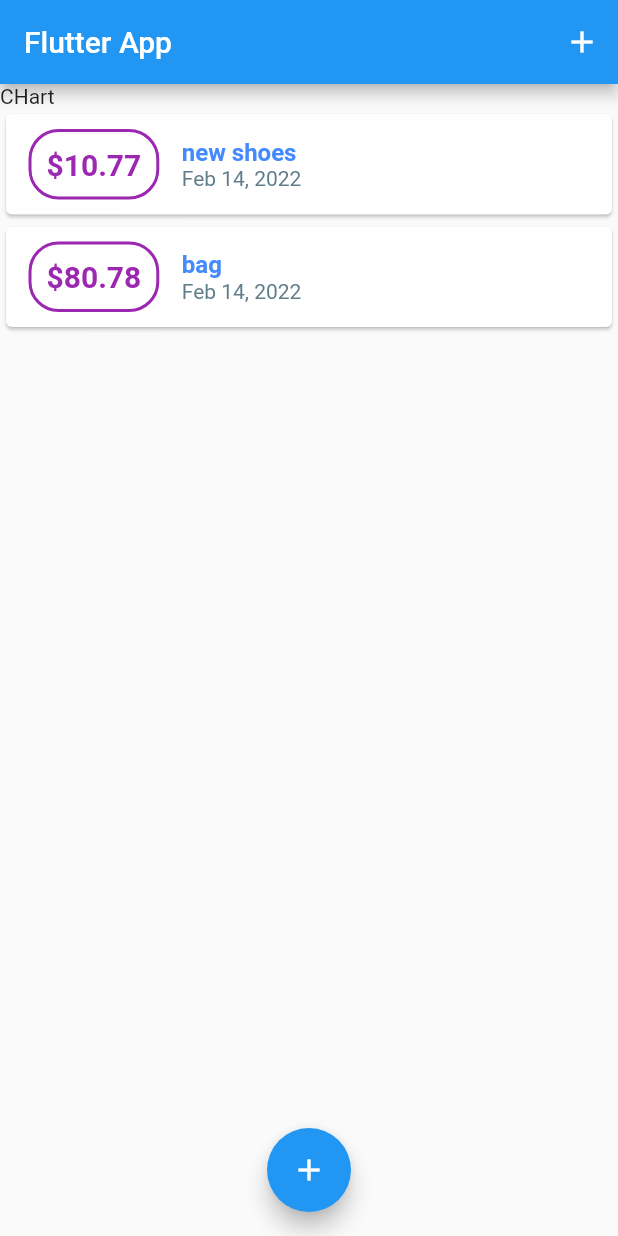
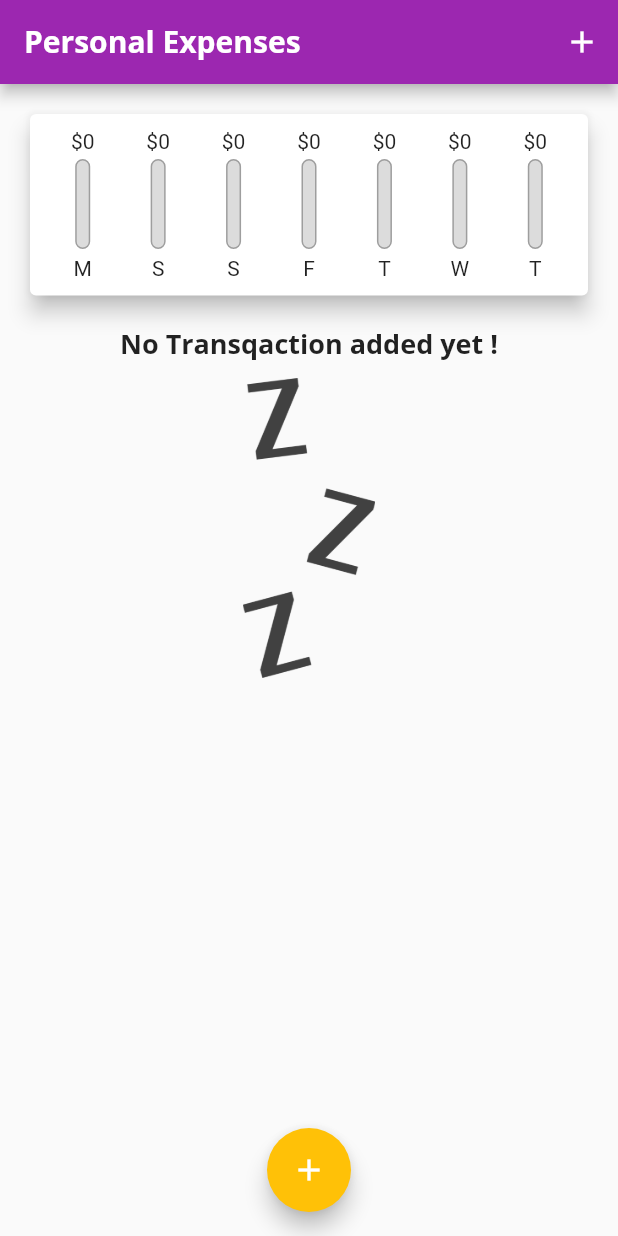
Before and after one commit to gauravkalge/expense-planner, a Flutter app: the screen it shows after launch, on a phone screen of 412 x 824 dp. Run offline on Flutter 3.47's test engine with Material 2 defaults, Android fonts, the phone set to English and light mode, and no system bars.

Commit message:
chart update

```diff
--- a/lib/main.dart
+++ b/lib/main.dart
@@ -1,7 +1,9 @@
+import 'package:flutter/material.dart';
+
 import '/widgets/new_transaction.dart';
 import '/widgets/transaction_list.dart';
-import 'package:flutter/material.dart';
 import 'models/transaction.dart';
+import 'widgets/chart.dart';
 
 void main() => runApp(const MyApp());
 
@@ -10,9 +12,38 @@ class MyApp extends StatelessWidget {
 
   @override
   Widget build(BuildContext context) {
-    return const MaterialApp(
-      title: 'Flutter App',
-      home: MyHomePage(),
+    return MaterialApp(
+      title: 'Personal Expenses',
+      theme: ThemeData(
+        primarySwatch: Colors.purple,
+        colorScheme: const ColorScheme(
+          primary: Colors.purple,
+          onPrimary: Colors.white,
+          primaryVariant: Colors.purpleAccent,
+          background: Colors.amber,
+          onBackground: Colors.amber,
+          secondary: Colors.amber,
+          onSecondary: Colors.white,
+          secondaryVariant: Colors.amberAccent,
+          error: Colors.black,
+          onError: Colors.white,
+          surface: Colors.white,
+          onSurface: Colors.black,
+          brightness: Brightness.light,
+        ),
+        fontFamily: 'Quicksand',
+        textTheme: ThemeData.light().textTheme.copyWith(
+            headline6: const TextStyle(
+                fontFamily: 'OpenSans',
+                fontSize: 18,
+                fontWeight: FontWeight.bold)),
+        appBarTheme: const AppBarTheme(
+            titleTextStyle: TextStyle(
+                fontFamily: 'OpenSans',
+                fontSize: 20,
+                fontWeight: FontWeight.bold)),
+      ),
+      home: const MyHomePage(),
       debugShowCheckedModeBanner: false,
     );
   }
@@ -30,19 +61,29 @@ class _MyHomePageState extends State<MyHomePage> {
   final TextEditingController amountController = TextEditingController();
 
   final List<Transaction> _userTransaction = [
-    Transaction(
-      id: 't1',
-      title: 'new shoes',
-      amount: 10.77,
-      date: DateTime.now(),
-    ),
-    Transaction(
-      id: 't2',
-      title: 'bag',
-      amount: 80.78,
-      date: DateTime.now(),
-    )
+    // Transaction(
+    //   id: 't1',
+    //   title: 'new shoes',
+    //   amount: 10.77,
+    //   date: DateTime.now(),
+    // ),
+    // Transaction(
+    //   id: 't2',
+    //   title: 'bag',
+    //   amount: 80.78,
+    //   date: DateTime.now(),
+    // )
   ];
+
+  List<Transaction> get _recentTransactions {
+    return _userTransaction.where((tx) {
+      return tx.date.isAfter(
+        DateTime.now().subtract(
+          const Duration(days: 7),
+        ),
+      );
+    }).toList();
+  }
 
   void _addNewTransaction(String txTitle, double txAmount) {
     final newTx = Transaction(
@@ -73,7 +114,9 @@ class _MyHomePageState extends State<MyHomePage> {
   Widget build(BuildContext context) {
     return Scaffold(
       appBar: AppBar(
-        title: const Text('Flutter App'),
+        title: const Text(
+          'Personal Expenses',
+        ),
         actions: [
           IconButton(
             icon: const Icon(Icons.add_outlined),
@@ -86,10 +129,7 @@ class _MyHomePageState extends State<MyHomePage> {
           crossAxisAlignment: CrossAxisAlignment.stretch,
           children: <Widget>[
             // ignore: sized_box_for_whitespace
-            Container(
-              width: double.infinity,
-              child: const Text('CHart'),
-            ),
+            Chart(_recentTransactions),
             TransactionList(_userTransaction),
           ],
         ),
--- /dev/null
+++ b/lib/widgets/chart.dart
@@ -0,0 +1,62 @@
+import '../models/transaction.dart';
+import './chart_bar.dart';
+import 'package:flutter/material.dart';
+import 'package:intl/intl.dart';
+
+class Chart extends StatelessWidget {
+  final List<Transaction> recentTransactions;
+  Chart(this.recentTransactions);
+  List<Map<String, dynamic>> get groupedTransactionValues {
+    return List.generate(7, (index) {
+      final weekDay = DateTime.now().subtract(Duration(days: index));
+      var totalSum = 0.0;
+
+      for (var i = 0; i < recentTransactions.length; i++) {
+        if (recentTransactions[i].date.day == weekDay.day &&
+            recentTransactions[i].date.month == weekDay.month &&
+            recentTransactions[i].date.year == weekDay.year) {
+          totalSum += recentTransactions[i].amount;
+        }
+      }
+      print(DateFormat.E().format(weekDay));
+      print(totalSum);
+
+      return {
+        'day': DateFormat.E().format(weekDay).substring(0, 1),
+        'amount': totalSum,
+      };
+    });
+  }
+
+  double get totalSpending {
+    return groupedTransactionValues.fold(0.0, (sum, item) {
+      return sum + item['amount'];
+    });
+  }
+
+  @override
+  Widget build(BuildContext context) {
+    return Card(
+      elevation: 6,
+      margin: const EdgeInsets.all(20),
+      child: Padding(
+        padding: const EdgeInsets.all(10),
+        child: Row(
+          mainAxisAlignment: MainAxisAlignment.spaceAround,
+          children: groupedTransactionValues.map((data) {
+            return Flexible(
+              fit: FlexFit.tight,
+              child: ChartBar(
+                data['day'] as String,
+                data['amount'] as double,
+                totalSpending == 0.0
+                    ? 0.0
+                    : (data['amount'] as double) / totalSpending,
+              ),
+            );
+          }).toList(),
+        ),
+      ),
+    );
+  }
+}
--- /dev/null
+++ b/lib/widgets/chart_bar.dart
@@ -0,0 +1,48 @@
+import 'package:flutter/material.dart';
+
+class ChartBar extends StatelessWidget {
+  final String label;
+  final double spendingAmount;
+  final double spendingPctOfTotal;
+  const ChartBar(this.label, this.spendingAmount, this.spendingPctOfTotal);
+
+  @override
+  Widget build(BuildContext context) {
+    return Column(
+      children: <Widget>[
+        FittedBox(child: Text('\$${spendingAmount.toStringAsFixed(0)}')),
+        const SizedBox(
+          height: 4,
+        ),
+        SizedBox(
+          height: 60,
+          width: 10,
+          child: Stack(
+            children: <Widget>[
+              Container(
+                decoration: BoxDecoration(
+                  border: Border.all(color: Colors.grey, width: 1.0),
+                  color: const Color.fromRGBO(220, 220, 220, 1),
+                  borderRadius: BorderRadius.circular(10),
+                ),
+              ),
+              FractionallySizedBox(
+                heightFactor: spendingPctOfTotal,
+                child: Container(
+                  decoration: BoxDecoration(
+                    color: Theme.of(context).primaryColor,
+                    borderRadius: BorderRadius.circular(10),
+                  ),
+                ),
+              ),
+            ],
+          ),
+        ),
+        const SizedBox(
+          height: 5,
+        ),
+        Text(label),
+      ],
+    );
+  }
+}
--- a/lib/widgets/new_transaction.dart
+++ b/lib/widgets/new_transaction.dart
@@ -1,11 +1,18 @@
 import 'package:flutter/material.dart';
 
-class NewTransaction extends StatelessWidget {
+class NewTransaction extends StatefulWidget {
   final Function addTx;
-  final TextEditingController titleController = TextEditingController();
-  final TextEditingController amountController = TextEditingController();
 
   NewTransaction(this.addTx, {Key? key}) : super(key: key);
+
+  @override
+  State<NewTransaction> createState() => _NewTransactionState();
+}
+
+class _NewTransactionState extends State<NewTransaction> {
+  final TextEditingController titleController = TextEditingController();
+
+  final TextEditingController amountController = TextEditingController();
 
   void submitData() {
     final enteredTitle = titleController.text;
@@ -15,10 +22,11 @@ class NewTransaction extends StatelessWidget {
       return;
     }
 
-    addTx(
+    widget.addTx(
       titleController.text,
       double.parse(amountController.text),
     );
+    Navigator.of(context).pop();
     print(titleController.text);
     print(amountController.text);
   }
@@ -67,7 +75,7 @@ class NewTransaction extends StatelessWidget {
                 'Add transaction',
                 style: TextStyle(color: Colors.purple),
               ),
-              onPressed: () {},
+              onPressed: submitData,
             )
           ],
         ),
--- a/lib/widgets/transaction_list.dart
+++ b/lib/widgets/transaction_list.dart
@@ -4,13 +4,32 @@ import 'package:intl/intl.dart';
 
 class TransactionList extends StatelessWidget {
   final List<Transaction> transactions;
-  const TransactionList(this.transactions, {Key? key}) : super(key: key);
+  TransactionList(this.transactions);
 
   @override
   Widget build(BuildContext context) {
-    return SizedBox(
+    return Container(
       height: 300,
-      child: ListView.builder(
+      child: transactions.isEmpty
+          ? Column(
+              children: [
+                Text(
+                  'No Transqaction added yet !',
+                  style: Theme.of(context).textTheme.headline6,
+                ),
+                const SizedBox(
+                  height: 10,
+                ),
+                Container(
+                  height: 200,
+                  child: Image.asset(
+                    'assets/images/waiting.png',
+                    fit: BoxFit.cover,
+                  ),
+                ),
+              ],
+            )
+          : ListView.builder(
               itemBuilder: (ctx, index) {
                 return Card(
                     child: Row(
@@ -22,17 +41,18 @@ class TransactionList extends StatelessWidget {
                       ),
                       decoration: BoxDecoration(
                           border: Border.all(
-                      color: Colors.purple,
+                            color: Theme.of(context).primaryColor,
                             width: 2,
                           ),
-                    borderRadius: const BorderRadius.all(Radius.circular(20))),
+                          borderRadius:
+                              const BorderRadius.all(Radius.circular(20))),
                       padding: const EdgeInsets.all(10),
                       child: Text(
                         '\$${transactions[index].amount}',
-                  style: const TextStyle(
+                        style: TextStyle(
                           fontWeight: FontWeight.bold,
                           fontSize: 20,
-                    color: Colors.purple,
+                          color: Theme.of(context).colorScheme.primary,
                         ),
                       ),
                     ),
@@ -41,10 +61,7 @@ class TransactionList extends StatelessWidget {
                       children: [
                         Text(
                           transactions[index].title,
-                    style: const TextStyle(
-                        color: Colors.blueAccent,
-                        fontSize: 16,
-                        fontWeight: FontWeight.bold),
+                          style: Theme.of(context).textTheme.headline6,
                         ),
                         Text(
                           DateFormat.yMMMd().format(transactions[index].date),
```
Also changed, not shown: pubspec.yaml (+13 -13 lines), assets/fonts/OpenSans-Bold.ttf (added), assets/fonts/OpenSans-Regular.ttf (added), assets/fonts/Quicksand-Bold.ttf (added), assets/fonts/Quicksand-Light.ttf (added), assets/fonts/Quicksand-Medium.ttf (added), assets/fonts/Quicksand-Regular.ttf (added), assets/images/waiting.png (added). Lines whose indentation alone changed are shown as unchanged.
